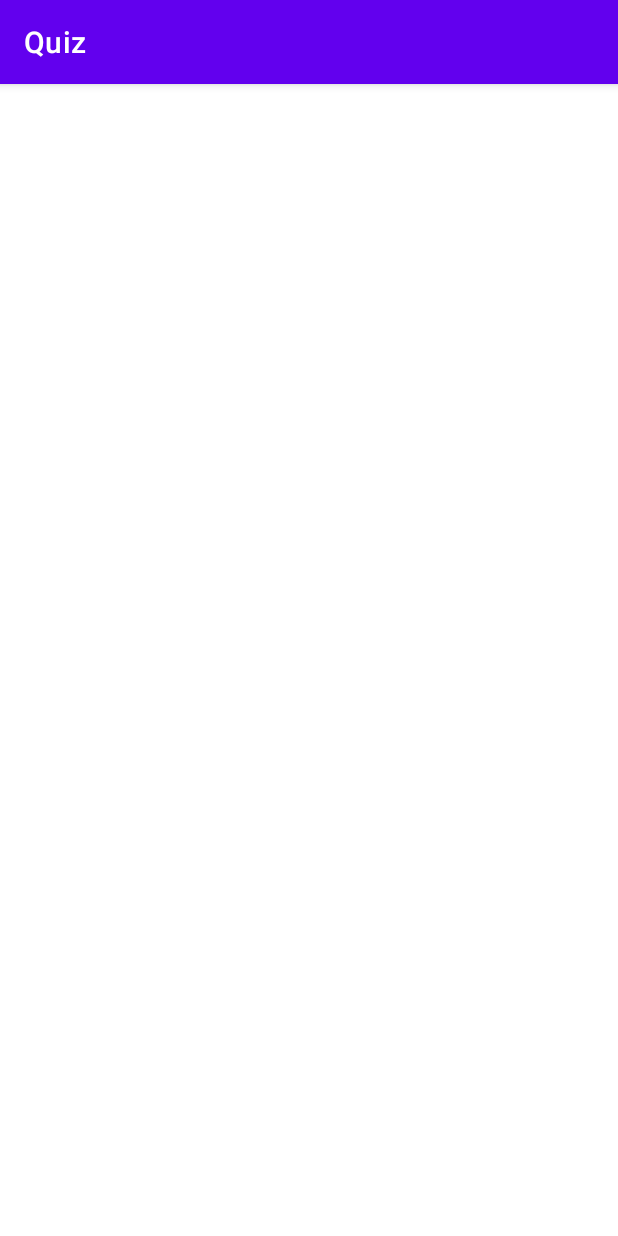
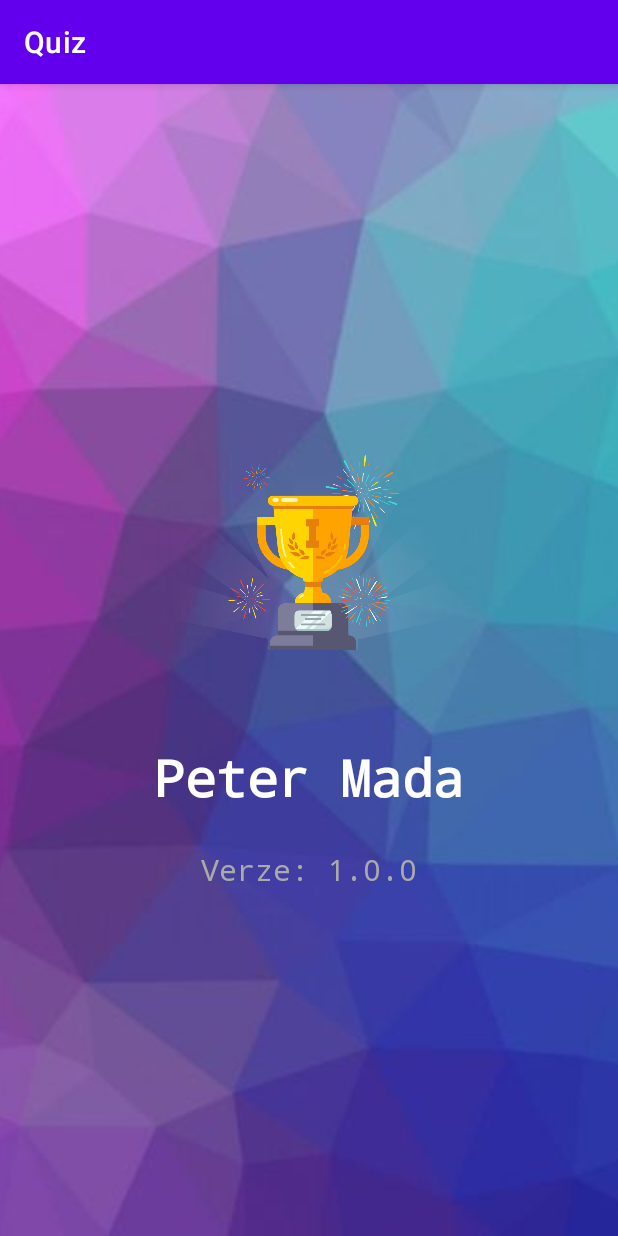
Before and after one commit to PeterMada/AK7MT-FunWithFlags, an Android app: the AboutActivity screen opened directly, with no data from a screen before it, on a phone screen of 412 x 824 dp. Run offline under Robolectric (Android 15) with nearby library versions, the phone set to English and light mode, and no system bars.

Commit message:
About page

```diff
--- a/app/src/main/res/layout/activity_about.xml
+++ b/app/src/main/res/layout/activity_about.xml
@@ -6,4 +6,56 @@
     android:layout_height="match_parent"
     tools:context=".AboutActivity">
 
+    <ImageView
+        android:id="@+id/imageView3"
+        android:layout_width="wrap_content"
+        android:layout_height="0dp"
+        android:importantForAccessibility="no"
+        android:scaleType="centerCrop"
+        app:layout_constraintBottom_toBottomOf="parent"
+        app:layout_constraintEnd_toEndOf="parent"
+        app:layout_constraintStart_toStartOf="parent"
+        app:layout_constraintTop_toTopOf="parent"
+        app:srcCompat="@drawable/genericbackground" />
+
+    <ImageView
+        android:id="@+id/about_img"
+        android:layout_width="258dp"
+        android:layout_height="286dp"
+        android:importantForAccessibility="no"
+        android:scaleType="fitCenter"
+        app:layout_constraintBottom_toBottomOf="parent"
+        app:layout_constraintEnd_toEndOf="parent"
+        app:layout_constraintStart_toStartOf="parent"
+        app:layout_constraintTop_toTopOf="parent"
+        app:layout_constraintVertical_bias="0.265"
+        app:srcCompat="@drawable/ic_trophy" />
+
+    <TextView
+        android:id="@+id/about_name"
+        android:layout_width="wrap_content"
+        android:layout_height="wrap_content"
+        android:layout_marginTop="25dp"
+        android:fontFamily="monospace"
+        android:text="Peter Mada"
+        android:textColor="@android:color/white"
+        android:textSize="34sp"
+        android:textStyle="bold"
+        app:layout_constraintEnd_toEndOf="parent"
+        app:layout_constraintStart_toStartOf="parent"
+        app:layout_constraintTop_toBottomOf="@+id/about_img" />
+
+    <TextView
+        android:id="@+id/about_version"
+        android:layout_width="wrap_content"
+        android:layout_height="wrap_content"
+        android:layout_marginTop="25dp"
+        android:fontFamily="monospace"
+        android:text="Verze: 1.0.0"
+        android:textColor="@android:color/darker_gray"
+        android:textSize="20sp"
+        app:layout_constraintEnd_toEndOf="parent"
+        app:layout_constraintStart_toStartOf="parent"
+        app:layout_constraintTop_toBottomOf="@+id/about_name" />
+
 </androidx.constraintlayout.widget.ConstraintLayout>
```
